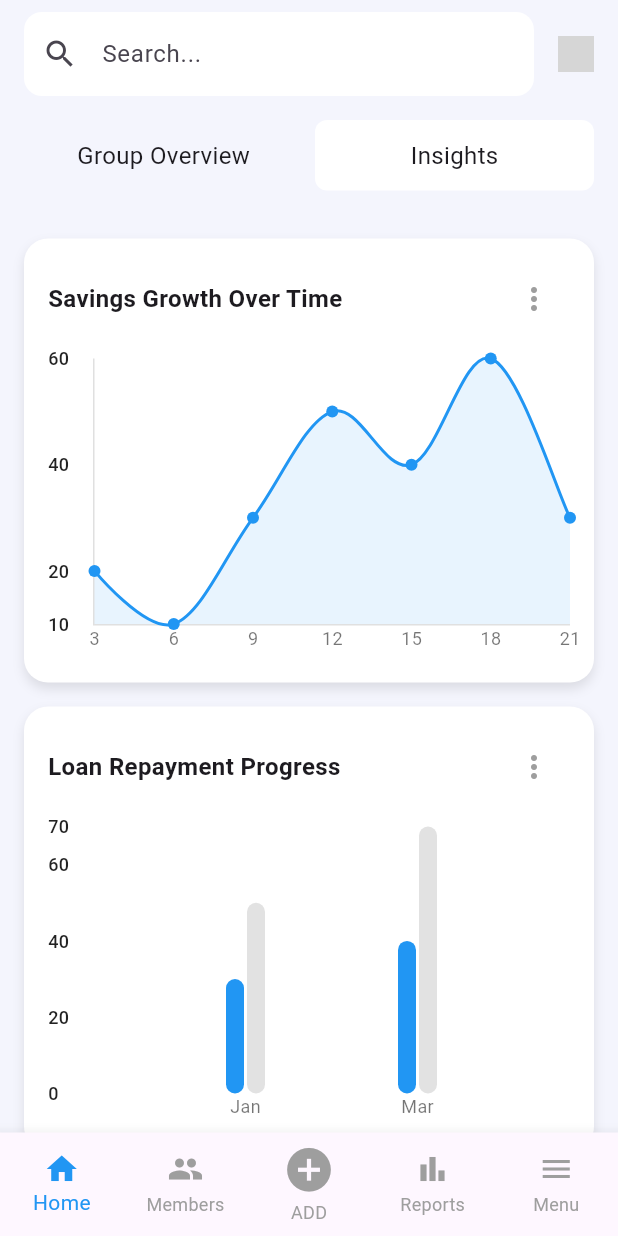
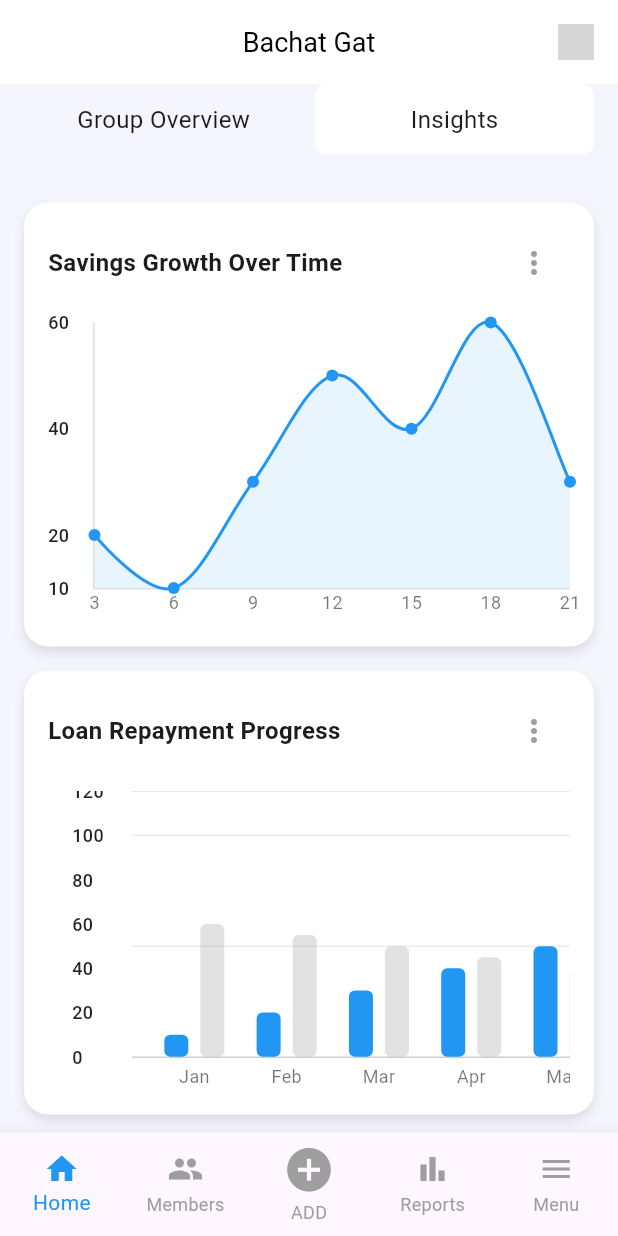
Before and after one commit to sparkmind-org/BachatGatApp, a Flutter app: the HomeScreen screen opened by its route, after a tap on "Insights", on a phone screen of 412 x 824 dp. Run offline on Flutter 3.47's test engine with Material 3 defaults, Android fonts, the phone set to English and light mode, and no system bars; drawn by our look-alikes of fl_chart; our stand-ins replace flutter_svg; grey boxes are pictures that could not be loaded.

Commit message:
Modify home screen

```diff
--- a/lib/screens/home/home_screen.dart
+++ b/lib/screens/home/home_screen.dart
@@ -43,43 +43,35 @@ class _HomeScreenState extends State<HomeScreen> {
   Widget build(BuildContext context) {
     return Scaffold(
       backgroundColor: const Color(0xFFF4F5FD),
+      appBar: AppBar(
+        backgroundColor: Colors.white,
+        elevation: 0,
+        automaticallyImplyLeading: false, // Remove the back button
+        title: const Text(
+          'Bachat Gat',
+          style: TextStyle(color: Colors.black, fontSize: 18.0),
+        ),
+        centerTitle: true,
+        actions: [
+          Padding(
+            padding: const EdgeInsets.only(right: 16.0),
+            child: GestureDetector(
+              onTap: () {
+                Navigator.pushNamed(context, '/notification');
+              },
+              child: SvgPicture.asset(
+                'assets/icon/Bellicon.svg',
+                width: 24,
+                height: 24,
+              ),
+            ),
+          ),
+        ],
+      ),
       body: SafeArea(
         child: Column(
           crossAxisAlignment: CrossAxisAlignment.start,
           children: [
-            // Header with search bar and bell icon
-            Padding(
-              padding: const EdgeInsets.symmetric(horizontal: 16.0, vertical: 8.0),
-              child: Row(
-                mainAxisAlignment: MainAxisAlignment.spaceBetween,
-                children: [
-                  // Search Bar
-                  Expanded(
-                    child: TextField(
-                      decoration: InputDecoration(
-                        hintText: 'Search...',
-                        prefixIcon: const Icon(Icons.search),
-                        filled: true,
-                        fillColor: Colors.white,
-                        border: OutlineInputBorder(
-                          borderRadius: BorderRadius.circular(12.0),
-                          borderSide: BorderSide.none,
-                        ),
-                      ),
-                    ),
-                  ),
-                  const SizedBox(width: 16.0),
-                  // Bell Icon
-                  SvgPicture.asset(
-                    'assets/icon/Bellicon.svg',
-                    width: 24,
-                    height: 24,
-                  ),
-                ],
-              ),
-            ),
-            const SizedBox(height: 8.0),
-
             // Toggle buttons for "Group Overview" and "Insights"
             Padding(
               padding: const EdgeInsets.symmetric(horizontal: 16.0),
@@ -144,6 +136,7 @@ class _HomeScreenState extends State<HomeScreen> {
       ),
     );
   }
+
 
   // Group Overview Content
   Widget _buildGroupOverview() {
@@ -215,6 +208,7 @@ class _HomeScreenState extends State<HomeScreen> {
         _buildInsightsCard(
           title: 'Loan Repayment Progress',
           chartWidget: _buildLoanRepaymentChart(),
+
         ),
         const SizedBox(height: 16.0),
         _buildInsightsCard(
@@ -453,46 +447,51 @@ Widget _buildSavingsGrowthChart() {
 
 
 Widget _buildLoanRepaymentChart() {
-  return BarChart(
-    BarChartData(
-      barGroups: [
-        BarChartGroupData(
-          x: 0,
+    // Define the months
+    final List<String> months = [
+      'Jan', 'Feb', 'Mar', 'Apr', 'May', 'Jun',
+      'Jul', 'Aug', 'Sep', 'Oct', 'Nov', 'Dec'
+    ];
+
+    // Generate bar groups with demo values
+    final List<BarChartGroupData> barGroups = List.generate(12, (index) {
+      return BarChartGroupData(
+        x: index,
         barRods: [
           BarChartRodData(
-              toY: 30,
+            toY: (index + 1) * 10.0, // Example value for blue bar
             color: Colors.blue,
-              width: 12,
+            width: 16,
+            borderRadius: BorderRadius.circular(4),
           ),
           BarChartRodData(
-              toY: 50,
+            toY: (12 - index) * 5.0, // Example value for grey bar
             color: Colors.grey.withOpacity(0.3),
-              width: 12,
+            width: 16,
+            borderRadius: BorderRadius.circular(4),
           ),
         ],
-        ),
-        BarChartGroupData(
-          x: 1,
-          barRods: [
-            BarChartRodData(
-              toY: 40,
-              color: Colors.blue,
-              width: 12,
-            ),
-            BarChartRodData(
-              toY: 70,
-              color: Colors.grey.withOpacity(0.3),
-              width: 12,
-            ),
-          ],
-        ),
-        // Add more BarChartGroupData for each month as needed
-      ],
+        barsSpace: 8,
+      );
+    });
+
+    // Build the BarChart
+    return SizedBox(
+      height: 300,
+      child: SingleChildScrollView(
+        scrollDirection: Axis.horizontal,
+        child: Padding(
+          padding: const EdgeInsets.only(left: 16.0, right: 16.0),
+          child: SizedBox(
+            width: 800, // Width to allow scrolling for 12 months
+            child: BarChart(
+              BarChartData(
+                barGroups: barGroups,
                 titlesData: FlTitlesData(
                   leftTitles: AxisTitles(
                     sideTitles: SideTitles(
                       showTitles: true,
-            reservedSize: 30,
+                      reservedSize: 40,
                       interval: 20,
                       getTitlesWidget: (value, meta) => Text(
                         value.toInt().toString(),
@@ -508,13 +507,15 @@ Widget _buildLoanRepaymentChart() {
                     sideTitles: SideTitles(
                       showTitles: true,
                       getTitlesWidget: (value, meta) {
-              final labels = ['Jan', 'Mar', 'May', 'Jul', 'Sep', 'Nov'];
-              if (value.toInt() < labels.length) {
-                return Text(
-                  labels[value.toInt()],
+                        if (value.toInt() >= 0 && value.toInt() < months.length) {
+                          return Padding(
+                            padding: const EdgeInsets.only(top: 4.0),
+                            child: Text(
+                              months[value.toInt()],
                               style: const TextStyle(
                                 color: Colors.black54,
                                 fontSize: 12,
+                              ),
                             ),
                           );
                         }
@@ -525,11 +526,47 @@ Widget _buildLoanRepaymentChart() {
                   topTitles: AxisTitles(sideTitles: SideTitles(showTitles: false)),
                   rightTitles: AxisTitles(sideTitles: SideTitles(showTitles: false)),
                 ),
-      gridData: FlGridData(show: false), // Remove grid lines
-      borderData: FlBorderData(show: false),
+                gridData: FlGridData(
+                  show: true,
+                  drawVerticalLine: false,
+                  getDrawingHorizontalLine: (value) => FlLine(
+                    color: Colors.grey.withOpacity(0.2),
+                    strokeWidth: 1,
+                  ),
+                ),
+                borderData: FlBorderData(
+                  show: true,
+                  border: const Border.symmetric(
+                    horizontal: BorderSide(color: Colors.grey, width: 0.5),
+                  ),
+                ),
+                barTouchData: BarTouchData(
+                  touchTooltipData: BarTouchTooltipData(
+                    tooltipBorder: BorderSide(color: Colors.blueAccent.withOpacity(0.8)),
+                    getTooltipItem: (group, groupIndex, rod, rodIndex) {
+                      return BarTooltipItem(
+                        '${months[group.x.toInt()]}: ${rod.toY.toInt()}',
+                        const TextStyle(color: Colors.white),
+                      );
+                    },
+                  ),
+                ),
+              ),
+            ),
+          ),
+        ),
       ),
     );
   }
+
+
+
+
+
+
+
+
+
 
 Widget _buildMonthlyCollectionChart() {
   return LineChart(
```
Lines whose indentation alone changed are shown as unchanged.
